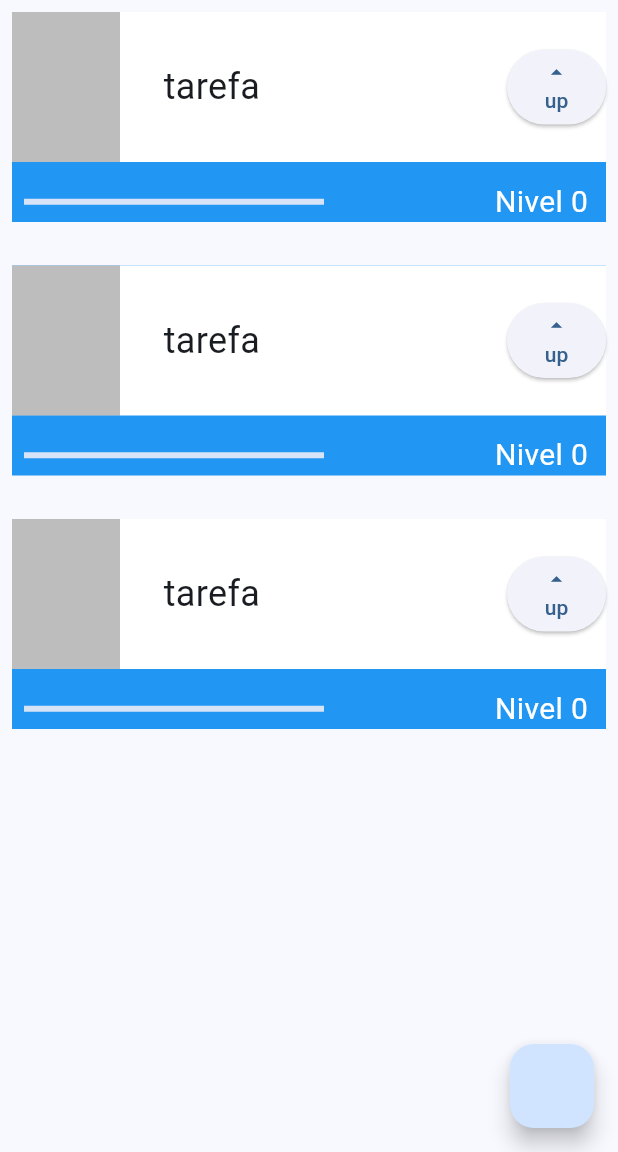
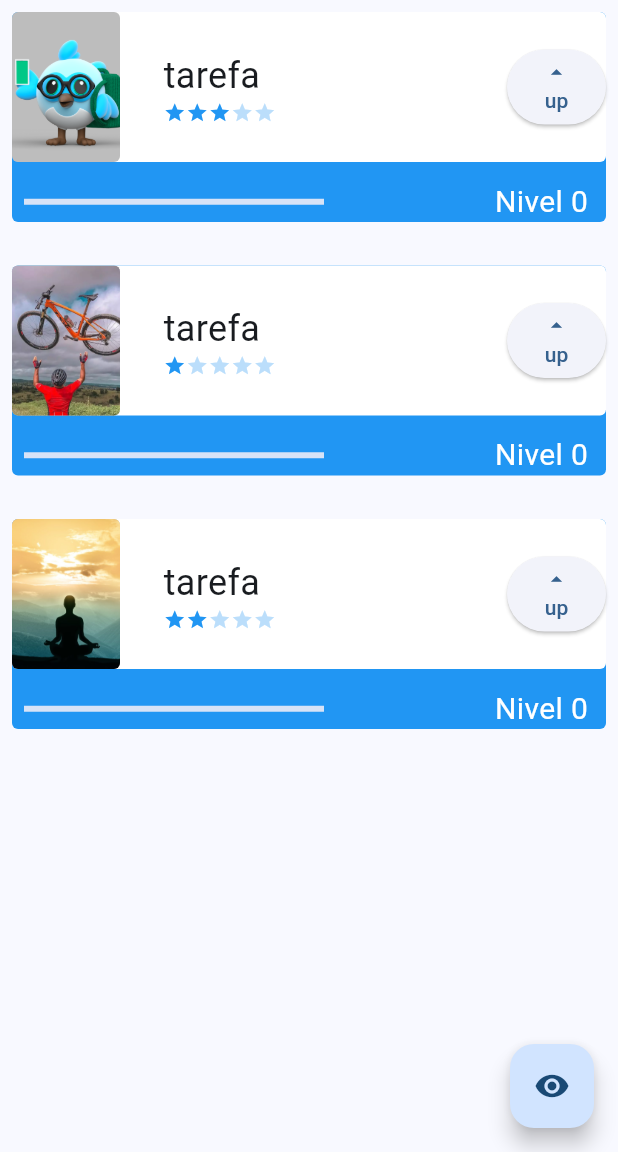
Before and after one commit to Deyweson/learning_project_flutter, a Flutter app: the screen it shows after launch, on a phone screen of 412 x 824 dp, the part 84-1236 px from its top. Run offline on Flutter 3.47's test engine with Material 3 defaults, Android fonts, the phone set to English and light mode, and no system bars.

```diff
--- a/lib/components/task.dart
+++ b/lib/components/task.dart
@@ -10,7 +10,7 @@ class Task extends StatefulWidget {
   const Task(this.name, this.image, this.difficulty, {super.key});
 
   @override
-  _TaskState createState() => _TaskState();
+  State<Task> createState() => _TaskState();
 }
 
 class _TaskState extends State<Task> {
@@ -20,7 +20,6 @@ class _TaskState extends State<Task> {
   Widget build(BuildContext context) {
     return Padding(
       padding: const EdgeInsets.all(8.0),
-      child: Container(
       child: Stack(
         children: [
           Container(
@@ -50,14 +49,14 @@ class _TaskState extends State<Task> {
                       height: 100,
                       child: ClipRRect(
                         borderRadius: BorderRadius.circular(4),
-                          child: Image.network(widget.image, fit: BoxFit.cover),
+                        child: Image.asset(widget.image, fit: BoxFit.cover),
                       ),
                     ),
                     Column(
                       mainAxisAlignment: MainAxisAlignment.center,
                       crossAxisAlignment: CrossAxisAlignment.start,
                       children: [
-                          Container(
+                        SizedBox(
                           width: 200,
                           child: Text(
                             widget.name,
@@ -70,7 +69,7 @@ class _TaskState extends State<Task> {
                         Difficulty(difficultyLevel: widget.difficulty),
                       ],
                     ),
-                      Container(
+                    SizedBox(
                       height: 50,
                       child: ElevatedButton(
                         onPressed: () {
@@ -93,7 +92,7 @@ class _TaskState extends State<Task> {
                 children: [
                   Padding(
                     padding: EdgeInsets.all(8),
-                      child: Container(
+                    child: SizedBox(
                       width: 200,
                       child: LinearProgressIndicator(
                         color: Colors.white,
@@ -117,7 +116,6 @@ class _TaskState extends State<Task> {
           ),
         ],
       ),
-      ),
     );
   }
 }
--- a/lib/main.dart
+++ b/lib/main.dart
@@ -1,4 +1,5 @@
 import 'package:flutter/material.dart';
+import 'screens/initial_screen.dart';
 
 void main() {
   runApp(const MyApp());
@@ -7,7 +8,6 @@ void main() {
 class MyApp extends StatelessWidget {
   const MyApp({super.key});
 
-  // This widget is the root of your application.
   @override
   Widget build(BuildContext context) {
     return MaterialApp(
@@ -16,107 +16,10 @@ class MyApp extends StatelessWidget {
         colorScheme: ColorScheme.fromSeed(seedColor: Colors.blue),
         useMaterial3: true,
         appBarTheme: AppBarTheme(
-          backgroundColor: Colors.blue, // Muda a cor da AppBar
+          backgroundColor: Colors.blue,
         ),
       ),
-      home: Scaffold(
-        appBar: AppBar(
-          title: const Text("Tarefas", style: TextStyle(color: Colors.white)),
-          leading: Container(),
-        ),
-        body: ListView(
-          children: [Task("tarefa"), Task("tarefa"), Task("tarefa")],
-        ),
-        floatingActionButton: FloatingActionButton(
-          onPressed: () => {print('Hello')},
-        ),
-      ),
+      home: InitialScreen(),
     );
   }
 }
-
-class Task extends StatefulWidget {
-  final String name;
-  const Task(this.name, {super.key});
-  @override
-  _TaskState createState() => _TaskState();
-}
-
-class _TaskState extends State<Task> {
-  int nivel = 0;
-
-  @override
-  Widget build(BuildContext context) {
-    return Padding(
-      padding: const EdgeInsets.all(8.0),
-      child: Container(
-        child: Stack(
-          children: [
-            Container(color: Colors.blue, height: 140),
-            Column(
-              children: [
-                Container(
-                  color: Colors.white,
-                  height: 100,
-                  child: Row(
-                    mainAxisAlignment: MainAxisAlignment.spaceBetween,
-                    children: [
-                      Container(color: Colors.black26, width: 72, height: 100),
-                      Container(
-                        width: 200,
-                        child: Text(
-                          widget.name,
-                          style: TextStyle(
-                            fontSize: 24,
-                            overflow: TextOverflow.ellipsis,
-                          ),
-                        ),
-                      ),
-                      Container(
-                        height: 50,
-                        child: ElevatedButton(
-                          onPressed: () {
-                            setState(() {
-                              nivel++;
-                            });
-                          },
-                          child: Column(
-                            mainAxisAlignment: MainAxisAlignment.center,
-                            crossAxisAlignment: CrossAxisAlignment.center,
-                            children: [Icon(Icons.arrow_drop_up), Text("up")],
-                          ),
-                        ),
-                      ),
-                    ],
-                  ),
-                ),
-                Row(
-                  mainAxisAlignment: MainAxisAlignment.spaceBetween,
-                  children: [
-                    Padding(
-                      padding: EdgeInsets.all(8),
-                      child: Container(
-                        width: 200,
-                        child: LinearProgressIndicator(
-                          color: Colors.white,
-                          value: nivel / 100,
-                        ),
-                      ),
-                    ),
-                    Padding(
-                      padding: EdgeInsets.all(12),
-                      child: Text(
-                        "Nivel $nivel",
-                        style: TextStyle(color: Colors.white, fontSize: 20),
-                      ),
-                    ),
-                  ],
-                ),
-              ],
-            ),
-          ],
-        ),
-      ),
-    );
-  }
-}
--- a/lib/screens/initial_screen.dart
+++ b/lib/screens/initial_screen.dart
@@ -1,5 +1,5 @@
 import 'package:flutter/material.dart';
-import 'package:learning_project/task.dart';
+import 'package:learning_project/components/task.dart';
 
 class InitialScreen extends StatefulWidget {
   const InitialScreen({super.key});
@@ -23,11 +23,12 @@ class _InitialScreenState extends State<InitialScreen> {
           children: [
             Task(
               "tarefa",
-              'https://pbs.twimg.com/media/Eu7m692XIAEvxxP?format=png&name=large',
+              "assets/images/dash.png",
               3,
             ),
-            Task("tarefa", "", 1),
-            Task("tarefa", "", 2),
+            Task("tarefa", "assets/images/bike.webp", 1),
+            Task("tarefa", "assets/images/meditar.jpeg", 2),
+            SizedBox(height: 80,)
           ],
         ),
       ),
--- a/lib/screens/minha_primeira_tela.dart
+++ b/lib/screens/minha_primeira_tela.dart
@@ -47,7 +47,6 @@ class MyFirstWidget extends StatelessWidget {
           ),
           ElevatedButton(
             onPressed: () {
-              print('Hello');
             },
             child: Text("Aperte"),
           ),
--- a/pubspec.yaml
+++ b/pubspec.yaml
@@ -61,6 +61,8 @@ flutter:
   # assets:
   #   - images/a_dot_burr.jpeg
   #   - images/a_dot_ham.jpeg
+  assets:
+    - assets/images/
 
   # An image asset can refer to one or more resolution-specific "variants", see
   # https://flutter.dev/to/resolution-aware-images
```
Also changed, not shown: 1 other file. Lines whose indentation alone changed are shown as unchanged.
